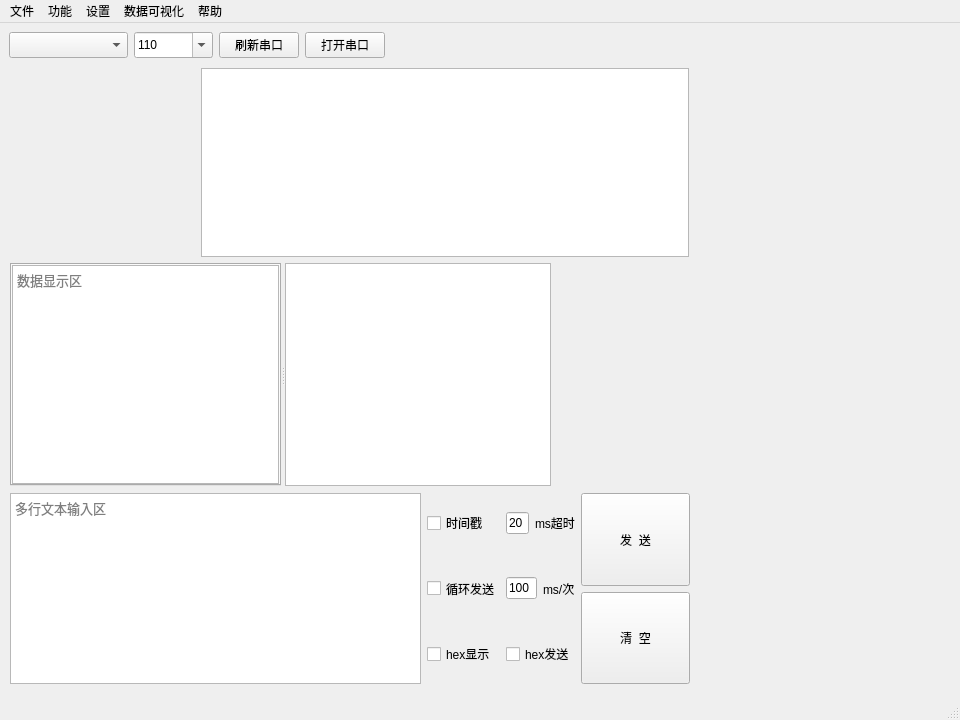
Qt form ComAssistant/ui/mainwindow.ui (DukeHouse/ComAssistant) before a commit.
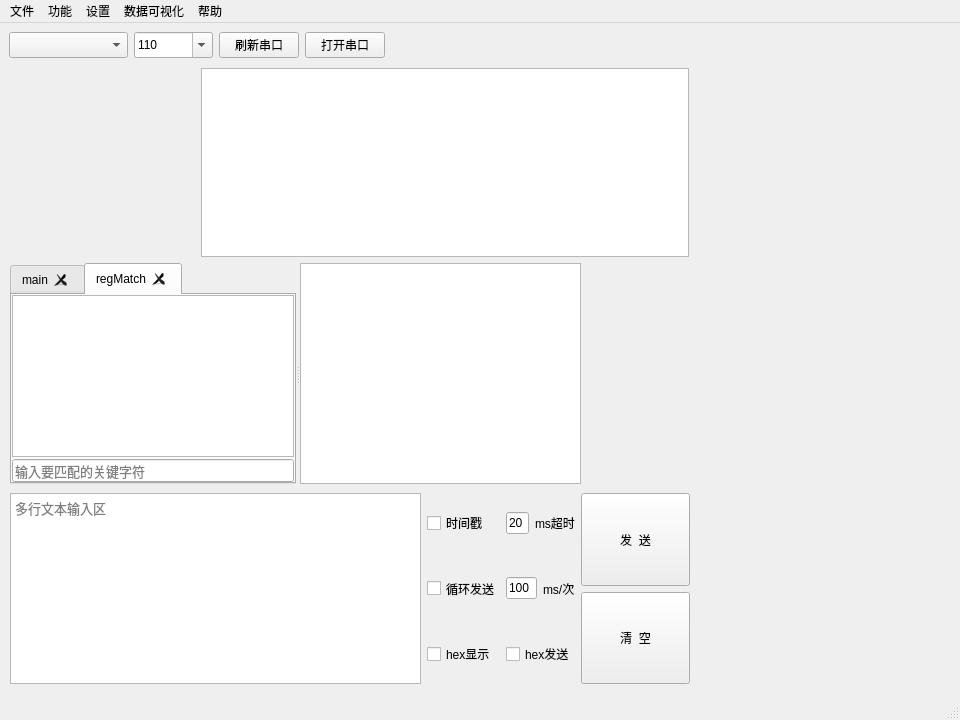
The same form after that commit. The open tabs and pages were chosen to show the change. Custom widgets are drawn as their Qt base class.

Commit message: [NEW]新增正则匹配模式 [ENH]隐藏高亮开关入口 [ENH]优化背景色功能，支持更多控件 [ENH]优化字体功能

```diff
--- a/ComAssistant/ui/mainwindow.ui
+++ b/ComAssistant/ui/mainwindow.ui
@@ -524,8 +524,8 @@
      <rect>
       <x>10</x>
       <y>240</y>
-      <width>541</width>
-      <height>223</height>
+      <width>571</width>
+      <height>221</height>
      </rect>
     </property>
     <property name="orientation">
@@ -598,6 +598,64 @@
        </item>
       </layout>
      </widget>
+     <widget class="QWidget" name="regMatch">
+      <attribute name="title">
+       <string>regMatch</string>
+      </attribute>
+      <layout class="QFormLayout" name="formLayout_6">
+       <property name="horizontalSpacing">
+        <number>2</number>
+       </property>
+       <property name="verticalSpacing">
+        <number>2</number>
+       </property>
+       <property name="leftMargin">
+        <number>0</number>
+       </property>
+       <property name="topMargin">
+        <number>0</number>
+       </property>
+       <property name="rightMargin">
+        <number>0</number>
+       </property>
+       <property name="bottomMargin">
+        <number>0</number>
+       </property>
+       <item row="0" column="0" colspan="2">
+        <widget class="QPlainTextEdit" name="regMatchBrowser">
+         <property name="font">
+          <font>
+           <pointsize>10</pointsize>
+          </font>
+         </property>
+         <property name="readOnly">
+          <bool>true</bool>
+         </property>
+         <property name="placeholderText">
+          <string/>
+         </property>
+        </widget>
+       </item>
+       <item row="1" column="0" colspan="2">
+        <widget class="QLineEdit" name="regMatchEdit">
+         <property name="font">
+          <font>
+           <pointsize>10</pointsize>
+          </font>
+         </property>
+         <property name="text">
+          <string/>
+         </property>
+         <property name="placeholderText">
+          <string>输入要匹配的关键字符</string>
+         </property>
+         <property name="clearButtonEnabled">
+          <bool>false</bool>
+         </property>
+        </widget>
+       </item>
+      </layout>
+     </widget>
     </widget>
     <widget class="QListWidget" name="multiString">
      <property name="font">
```
The commit also changes 7 other files.
